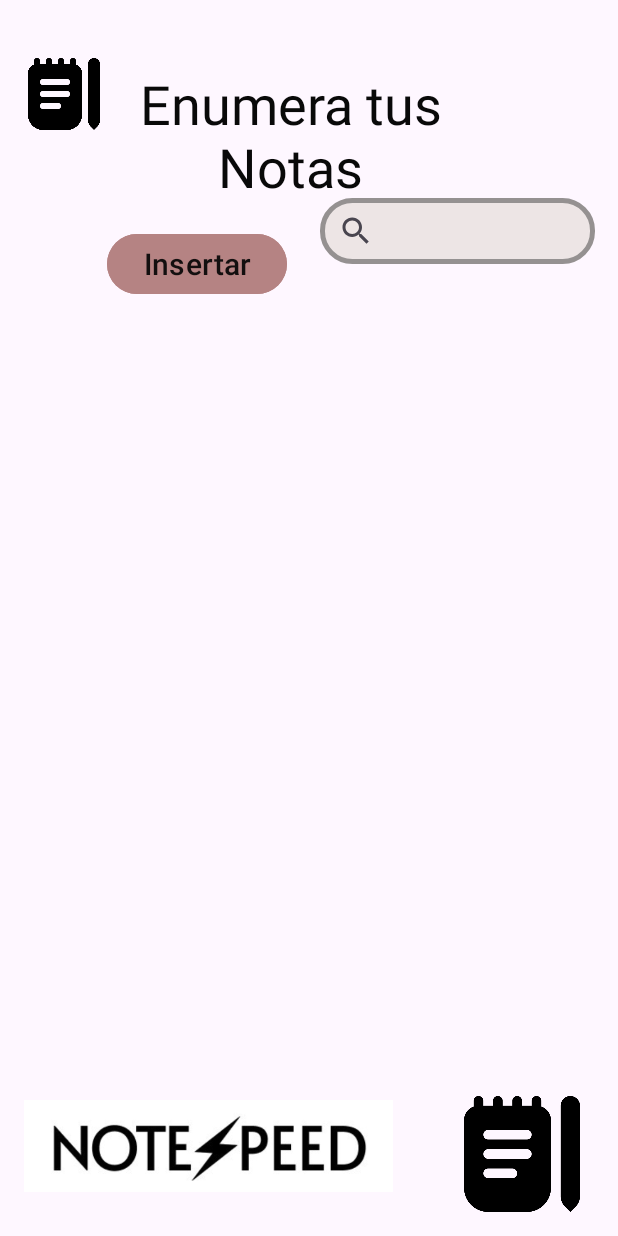
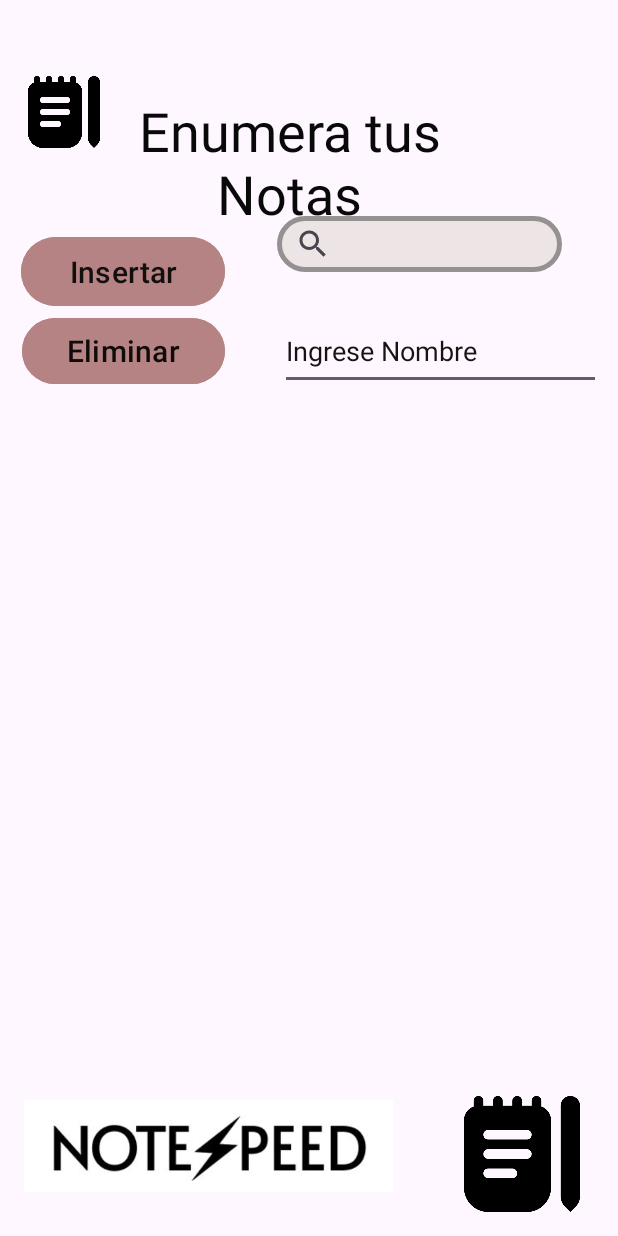
Before and after one commit to Mdaniel001/NoteSpeed, an Android app: the PaginaPrincipal screen opened directly, with no data from a screen before it, after a tap on "Enumera tus notas", on a phone screen of 412 x 824 dp. Run offline under Robolectric (Android 15) with nearby library versions, the phone set to English and light mode, and no system bars; 1 statement that could not run was skipped.

Commit message:
Merge remote-tracking branch 'origin/master'

```diff
--- a/app/src/main/java/co/edu/uniminuto/CrearNotaNumerica.java
+++ b/app/src/main/java/co/edu/uniminuto/CrearNotaNumerica.java
@@ -30,14 +30,14 @@ public class CrearNotaNumerica extends AppCompatActivity {
         //Enlace Boton ir a pantalla editar con su metodo
         btnInsertarNotaEnumerada.setOnClickListener(new View.OnClickListener() {
             @Override
-            public void onClick(View v) {irPanatllaEditarNotaEnumerada();
+            public void onClick(View v) {irPantallaEditarNotaEnumerada();
 
             }
         });
 
     }
 
-    private void irPanatllaEditarNotaEnumerada() {
+    private void irPantallaEditarNotaEnumerada() {
         Intent intent = new Intent(this, EditarNotaNumerica.class);
         startActivity(intent);
 
--- a/app/src/main/java/co/edu/uniminuto/PaginaPrincipal.java
+++ b/app/src/main/java/co/edu/uniminuto/PaginaPrincipal.java
@@ -12,10 +12,9 @@ import androidx.core.view.ViewCompat;
 import androidx.core.view.WindowInsetsCompat;
 
 public class PaginaPrincipal extends AppCompatActivity {
-private Button btnIngresoNotas;
-private Button btnIngresoListas;
-private Button btnIngresoNotasEnumeradas;
-
+    private Button btnIngresoNotas;
+    private Button btnIngresoListas;
+    private Button btnNotasEnumeradas;
 
     @Override
     protected void onCreate(Bundle savedInstanceState) {
@@ -26,66 +25,37 @@ private Button btnIngresoNotasEnumeradas;
             Insets systemBars = insets.getInsets(WindowInsetsCompat.Type.systemBars());
             v.setPadding(systemBars.left, systemBars.top, systemBars.right, systemBars.bottom);
             return insets;
+        });
+        initObjects();
 
-        });
-        initObject();
-
-        //Enlace boton Ingreso Notas con su metodo
-        btnIngresoNotas.setOnClickListener(new View.OnClickListener() {
-            @Override
-            public void onClick(View v) {irPantallaNotas();
-            }
-
-        });
-        //Enlace boton Ingreso Notas Enumeradas con su metodo
-        btnIngresoNotasEnumeradas.setOnClickListener(new View.OnClickListener() {
-            @Override
-            public void onClick(View v) {irPantallaNotasEnumeradas();
-            }
-
-        });
-
-        //Enlace boton Ingreso Lista Tareas con su metodo
-        btnIngresoListas.setOnClickListener(new View.OnClickListener() {
-            @Override
-            public void onClick(View v) {irPantallaListas();
-            }
-
-        });
+        // Initialize button listeners
+        initButtonListeners();
     }
 
+    private void initObjects() {
+        btnIngresoNotas = findViewById(R.id.btnIngresoNotas);
+        btnNotasEnumeradas = findViewById(R.id.btnNotasEnumeradas);
+        btnIngresoListas = findViewById(R.id.btnIngresoListas);
+    }
 
+    private void initButtonListeners() {
+        btnIngresoNotas.setOnClickListener(v -> irPantallaNotas());
+        btnNotasEnumeradas.setOnClickListener(v -> irPantallaNotasEnumeradas());
+        btnIngresoListas.setOnClickListener(v -> irPantallaListas());
+    }
 
-
-
-    ///Metodo ir pantalla Notas Enumeradas
-    private void irPantallaNotasEnumeradas(){
+    private void irPantallaNotasEnumeradas() {
         Intent intent = new Intent(this, CrearNotaNumerica.class);
         startActivity(intent);
     }
 
-    ///Metodo ir pantalla Lista Tareas
-    private void irPantallaListas(){
+    private void irPantallaListas() {
         Intent intent = new Intent(this, CrearLista.class);
         startActivity(intent);
     }
 
-    ///Metodo ir pantalla Notas
-    private void irPantallaNotas(){
+    private void irPantallaNotas() {
         Intent intent = new Intent(this, CrearNota.class);
         startActivity(intent);
     }
-
-
-
-
-
-
-
-    private void initObject(){
-
-        btnIngresoNotas = findViewById(R.id.btnIngresoNotas);
-        btnIngresoNotasEnumeradas=findViewById(R.id.btnIngresoNotasEnumeradas);
-        btnIngresoListas=findViewById(R.id.btnIngresoListas);
-    }
 }
--- a/app/src/main/java/co/edu/uniminuto/Registro.java
+++ b/app/src/main/java/co/edu/uniminuto/Registro.java
@@ -207,7 +207,7 @@ public class Registro extends AppCompatActivity {
         etEmail = findViewById(R.id.etEmail);
         etContraseña1 = findViewById(R.id.etContraseña1);
         etContraseña2 = findViewById(R.id.ivPassword3);
-                btnFoto = findViewById(R.id.btnFoto);
+        btnFoto = findViewById(R.id.btnFoto);
         btnRegistrarUsuario = findViewById(R.id.btnRegistrarUsuario);
         ivFoto = findViewById(R.id.ivFoto);
     }
--- a/app/src/main/java/co/edu/uniminuto/model/UserDao.java
+++ b/app/src/main/java/co/edu/uniminuto/model/UserDao.java
@@ -29,6 +29,8 @@ public class UserDao {
         managerDataBase= new ManagerDataBase(this.context);
     }
 
+
+    //Metodo Insertar  y Guardar Usuario
     public void insertUser(User user) {
         try {
             SQLiteDatabase db = managerDataBase.getWritableDatabase();
--- a/app/src/main/res/layout/activity_crear_nota_numerica.xml
+++ b/app/src/main/res/layout/activity_crear_nota_numerica.xml
@@ -7,11 +7,12 @@
     android:layout_height="match_parent"
     tools:context=".CrearNotaNumerica">
 
+
     <TextView
         android:id="@+id/tvTituloLista2"
-        android:layout_width="220dp"
-        android:layout_height="83dp"
-        android:layout_marginBottom="696dp"
+        android:layout_width="217dp"
+        android:layout_height="81dp"
+        android:layout_marginBottom="680dp"
         android:contentDescription="@string/ivLista"
         android:text="@string/tvTituloNotaEnumerada"
         android:textAlignment="center"
@@ -19,26 +20,14 @@
         android:textSize="36sp"
         app:layout_constraintBottom_toBottomOf="parent"
         app:layout_constraintEnd_toEndOf="parent"
-        app:layout_constraintHorizontal_bias="0.433"
+        app:layout_constraintHorizontal_bias="0.431"
         app:layout_constraintStart_toStartOf="parent" />
-
-    <SearchView
-        android:id="@+id/searchView"
-        style="@style/SearchViewStyle"
-        android:layout_width="183dp"
-        android:layout_height="44dp"
-        android:layout_marginTop="132dp"
-        app:layout_constraintEnd_toEndOf="parent"
-        app:layout_constraintHorizontal_bias="0.933"
-        app:layout_constraintStart_toStartOf="parent"
-        app:layout_constraintTop_toTopOf="parent" />
-
 
     <ImageView
         android:id="@+id/ivNotaEnumerada"
         android:layout_width="48dp"
         android:layout_height="61dp"
-        android:layout_marginTop="32dp"
+        android:layout_marginTop="44dp"
         android:contentDescription="@string/ivNotaEnumerada"
         app:layout_constraintEnd_toEndOf="parent"
         app:layout_constraintHorizontal_bias="0.052"
@@ -48,14 +37,67 @@
 
     <ImageView
         android:id="@+id/ivUsuario8"
-        android:layout_width="81dp"
-        android:layout_height="88dp"
-        android:layout_marginTop="24dp"
+        android:layout_width="84dp"
+        android:layout_height="84dp"
+        android:layout_marginTop="40dp"
         android:contentDescription="@string/ivUsuario4"
         app:layout_constraintEnd_toEndOf="parent"
-        app:layout_constraintHorizontal_bias="0.951"
+        app:layout_constraintHorizontal_bias="0.948"
         app:layout_constraintStart_toStartOf="parent"
         app:layout_constraintTop_toTopOf="parent" />
+
+    <EditText
+        android:id="@+id/etNotaEnumerada"
+        android:layout_width="214dp"
+        android:layout_height="52dp"
+        android:layout_marginBottom="564dp"
+        android:ems="10"
+        android:hint="@string/etEliminarNotaEnumerada"
+        android:inputType="text"
+        android:textColorHint="#191212"
+        app:layout_constraintBottom_toBottomOf="parent"
+        app:layout_constraintEnd_toEndOf="parent"
+        app:layout_constraintHorizontal_bias="0.944"
+        app:layout_constraintStart_toStartOf="parent" />
+
+    <Button
+        android:id="@+id/btnInsertarNotaEnumerada"
+        android:layout_width="136dp"
+        android:layout_height="54dp"
+        android:layout_marginBottom="616dp"
+        android:backgroundTint="#B58383"
+        android:text="@string/btnInsertarNotaEnumerada"
+        android:textColor="#130F0F"
+        android:textSize="20sp"
+        app:layout_constraintBottom_toBottomOf="parent"
+        app:layout_constraintEnd_toEndOf="parent"
+        app:layout_constraintHorizontal_bias="0.05"
+        app:layout_constraintStart_toStartOf="parent" />
+
+    <SearchView
+        android:id="@+id/searchView"
+        style="@style/SearchViewStyle"
+        android:layout_width="190dp"
+        android:layout_height="37dp"
+        android:layout_marginTop="144dp"
+        app:layout_constraintEnd_toEndOf="parent"
+        app:layout_constraintHorizontal_bias="0.832"
+        app:layout_constraintStart_toStartOf="parent"
+        app:layout_constraintTop_toTopOf="parent" />
+
+    <Button
+        android:id="@+id/btnEliminarNotaEnumerada"
+        android:layout_width="135dp"
+        android:layout_height="52dp"
+        android:layout_marginBottom="564dp"
+        android:backgroundTint="#B58383"
+        android:text="@string/btnEliminarNotaEnumerada"
+        android:textColor="#100B0B"
+        android:textSize="20sp"
+        app:layout_constraintBottom_toBottomOf="parent"
+        app:layout_constraintEnd_toEndOf="parent"
+        app:layout_constraintHorizontal_bias="0.054"
+        app:layout_constraintStart_toStartOf="parent" />
 
     <ImageView
         android:id="@+id/ivTitulo8"
@@ -82,29 +124,15 @@
 
     <ListView
         android:id="@+id/lvNotaEnumerada"
-        android:layout_width="387dp"
-        android:layout_height="477dp"
+        android:layout_width="374dp"
+        android:layout_height="439dp"
         android:layout_marginStart="1dp"
         android:layout_marginEnd="1dp"
-        android:layout_marginBottom="132dp"
+        android:layout_marginBottom="116dp"
         android:contentDescription="@string/lvNotaEnumerada"
         app:layout_constraintBottom_toBottomOf="parent"
         app:layout_constraintEnd_toEndOf="parent"
         app:layout_constraintStart_toStartOf="parent" />
 
-    <Button
-        android:id="@+id/btnInsertarNotaEnumerada"
-        android:layout_width="wrap_content"
-        android:layout_height="wrap_content"
-        android:layout_marginBottom="624dp"
-        android:backgroundTint="#B58383"
-        android:text="@string/btnInsertarNotaEnumerada"
-        android:textColor="#130F0F"
-        android:textSize="20sp"
-        app:layout_constraintBottom_toBottomOf="parent"
-        app:layout_constraintEnd_toEndOf="parent"
-        app:layout_constraintHorizontal_bias="0.245"
-        app:layout_constraintStart_toStartOf="parent" />
-
 
 </androidx.constraintlayout.widget.ConstraintLayout>
--- a/app/src/main/res/values/strings.xml
+++ b/app/src/main/res/values/strings.xml
@@ -62,7 +62,7 @@
     <string name="ivUsuario2">Imagen del Usuario </string>
     <string name="btnIngresoNotas">Lleva tus notas</string>
     <string name="btnIngresoListas">Lista tus Tareas</string>
-    <string name="btnIngresoNotasEnumeradas">Enumera tus notas</string>
+    <string name="btnNotasEnumeradas">Enumera tus notas</string>
     <string name="ivLogo9">Logo</string>
     <string name="ivLista9">Lista</string>
 
@@ -79,6 +79,8 @@
     <string name="ivUsuario3">Imagen del Usuario </string>
     <string name="btnInsertarNota">Insertar</string>
     <string name="lvNotas">Lista de Notas</string>
+    <string name="btnEliminarNota">Eliminar </string>
+    <string name="etEliminarNota">Ingrese Nombre </string>
 
 
     <!--
@@ -105,6 +107,10 @@
     <string name="tvTitulo7">TAREAS </string>
     <string name="ivUsuario5">Imagen Usuario </string>
     <string name="btnInsertarLista">Insertar </string>
+    <string name="btnEliminarLista">Eliminar </string>
+    <string name="etEliminarLista">Ingrese Nombre </string>
+
+
     <!--
    Pantalla Editar Lista
    -->
@@ -129,6 +135,8 @@
     <string name="ivUsuario7">Imagen Usuario </string>
     <string name="btnInsertarNotaEnumerada">Insertar </string>
     <string name="lvNotaEnumerada">Tareas</string>
+    <string name="btnEliminarNotaEnumerada">Eliminar </string>
+    <string name="etEliminarNotaEnumerada">Ingrese Nombre </string>
 
 
     <!--
```
Also changed, not shown: app/src/main/AndroidManifest.xml (+9 -9 lines), app/src/main/java/co/edu/uniminuto/CrearNota.java (+1 -7 lines), app/src/main/res/layout/activity_crear_lista.xml (+72 -44 lines), app/src/main/res/layout/activity_crear_nota.xml (+39 -10 lines), app/src/main/res/layout/activity_pagina_principal.xml (+13 -16 lines).
